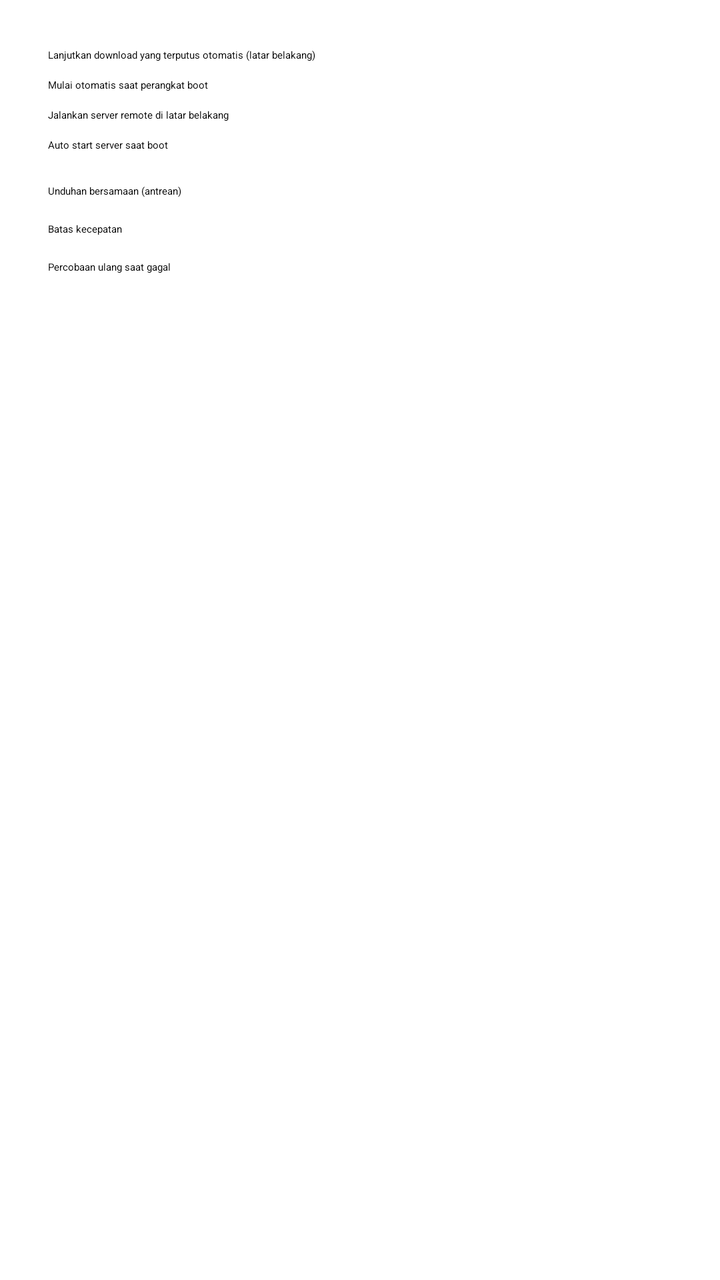
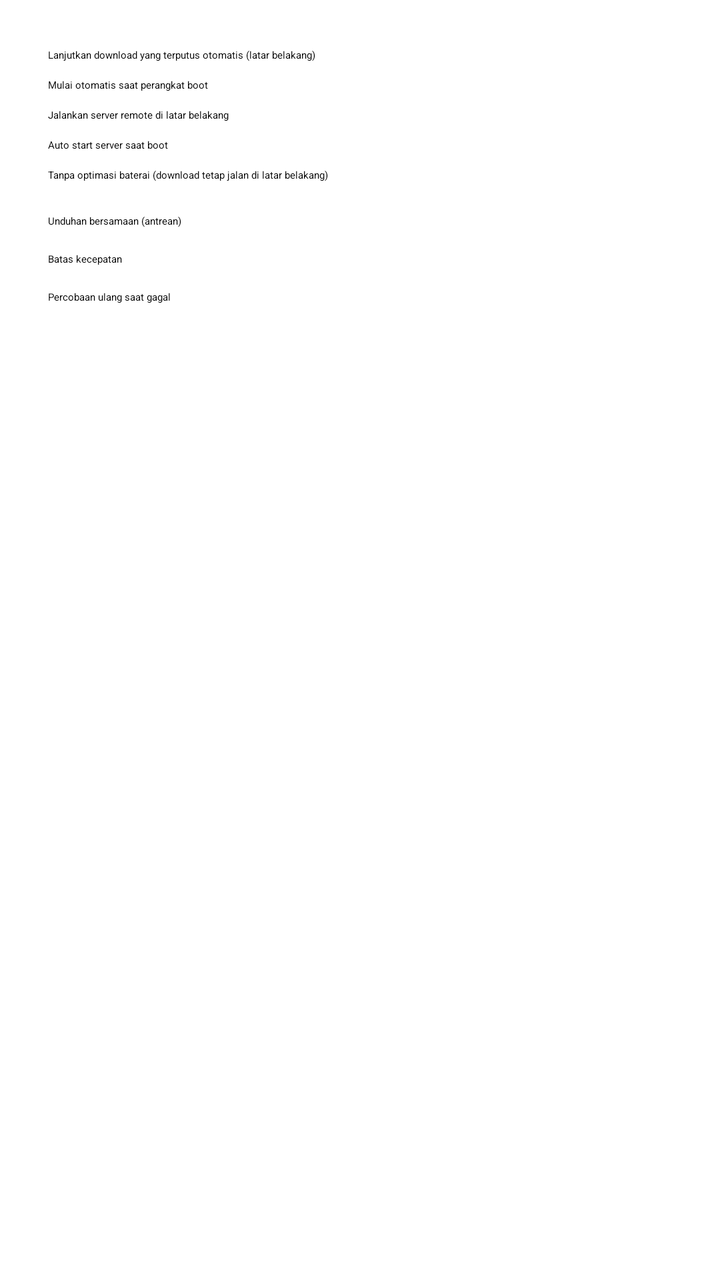

The first picture is an Android layout as it rendered before a commit; the second is the same layout after the commit. The layout source and the unified diff follow.
<!-- AndroidManifest.xml: application theme Theme.HttpDownloadManager.Splash -->
<!-- res/layout/dialog_settings.xml -->
<?xml version="1.0" encoding="utf-8"?>
<LinearLayout xmlns:android="http://schemas.android.com/apk/res/android"
    android:layout_width="match_parent"
    android:layout_height="wrap_content"
    android:orientation="vertical"
    android:paddingHorizontal="24dp"
    android:paddingTop="24dp">

    <CheckBox
        android:id="@+id/check_background"
        android:layout_width="match_parent"
        android:layout_height="wrap_content"
        android:text="@string/settings_background" />

    <CheckBox
        android:id="@+id/check_autostart"
        android:layout_width="match_parent"
        android:layout_height="wrap_content"
        android:layout_marginTop="8dp"
        android:text="@string/settings_autostart" />

    <CheckBox
        android:id="@+id/check_server_background"
        android:layout_width="match_parent"
        android:layout_height="wrap_content"
        android:layout_marginTop="8dp"
        android:text="@string/settings_server_background" />

    <CheckBox
        android:id="@+id/check_server_autostart"
        android:layout_width="match_parent"
        android:layout_height="wrap_content"
        android:layout_marginTop="8dp"
        android:text="@string/settings_server_autostart" />

    <TextView
        android:layout_width="match_parent"
        android:layout_height="wrap_content"
        android:layout_marginTop="16dp"
        android:text="@string/settings_concurrent"
        android:textAppearance="?attr/textAppearanceBodyMedium" />

    <Spinner
        android:id="@+id/spinner_concurrent"
        android:layout_width="match_parent"
        android:layout_height="wrap_content" />

    <TextView
        android:layout_width="match_parent"
        android:layout_height="wrap_content"
        android:layout_marginTop="12dp"
        android:text="@string/settings_speed_limit"
        android:textAppearance="?attr/textAppearanceBodyMedium" />

    <Spinner
        android:id="@+id/spinner_speed"
        android:layout_width="match_parent"
        android:layout_height="wrap_content" />

    <TextView
        android:layout_width="match_parent"
        android:layout_height="wrap_content"
        android:layout_marginTop="12dp"
        android:text="@string/settings_retry"
        android:textAppearance="?attr/textAppearanceBodyMedium" />

    <Spinner
        android:id="@+id/spinner_retry"
        android:layout_width="match_parent"
        android:layout_height="wrap_content" />
</LinearLayout>
<!-- resources referenced by this layout -->
<resources>
  <string name="settings_autostart">Mulai otomatis saat perangkat boot</string>
  <string name="settings_background">Lanjutkan download yang terputus otomatis (latar belakang)</string>
  <string name="settings_concurrent">Unduhan bersamaan (antrean)</string>
  <string name="settings_retry">Percobaan ulang saat gagal</string>
  <string name="settings_server_autostart">Auto start server saat boot</string>
  <string name="settings_server_background">Jalankan server remote di latar belakang</string>
  <string name="settings_speed_limit">Batas kecepatan</string>
  <style name="Theme.HttpDownloadManager.Splash" parent="Theme.SplashScreen">
          <item name="windowSplashScreenBackground">@color/primary</item>
          <item name="windowSplashScreenAnimatedIcon">@drawable/ic_splash</item>
          <item name="postSplashScreenTheme">@style/Theme.HttpDownloadManager</item>
      </style>
  <color name="primary">#0D47A1</color>
  <!-- drawable ic_splash (drawable) -->
  <?xml version="1.0" encoding="utf-8"?>
  <vector xmlns:android="http://schemas.android.com/apk/res/android"
      android:width="108dp"
      android:height="108dp"
      android:viewportWidth="108"
      android:viewportHeight="108">
      <path
          android:fillColor="#FFFFFF"
          android:pathData="M48,40 h12 v16 h-12 z" />
      <path
          android:fillColor="#FFFFFF"
          android:pathData="M40,56 h28 l-14,16 z" />
      <path
          android:fillColor="#FFFFFF"
          android:pathData="M42,80 h24 v4 h-24 z" />
  </vector>
  <style name="Theme.HttpDownloadManager" parent="Theme.Material3.DayNight.NoActionBar">
          <item name="colorPrimary">@color/primary</item>
          <item name="colorPrimaryDark">@color/primary_dark</item>
          <item name="colorAccent">@color/accent</item>
      </style>
  <color name="primary_dark">#002171</color>
  <color name="accent">#FF6F00</color>
</resources>

<!-- the commit's change to res/layout/dialog_settings.xml (unified diff, before → after) -->
@@ -32,6 +32,13 @@
         android:layout_height="wrap_content"
         android:layout_marginTop="8dp"
         android:text="@string/settings_server_autostart" />
+
+    <CheckBox
+        android:id="@+id/check_battery"
+        android:layout_width="match_parent"
+        android:layout_height="wrap_content"
+        android:layout_marginTop="8dp"
+        android:text="@string/settings_battery" />
 
     <TextView
         android:layout_width="match_parent"
<!-- resource entries referenced after the edit -->
@@ -2,6 +2,7 @@
 <resources>
   <string name="settings_autostart">Mulai otomatis saat perangkat boot</string>
   <string name="settings_background">Lanjutkan download yang terputus otomatis (latar belakang)</string>
+  <string name="settings_battery">Tanpa optimasi baterai (download tetap jalan di latar belakang)</string>
   <string name="settings_concurrent">Unduhan bersamaan (antrean)</string>
   <string name="settings_retry">Percobaan ulang saat gagal</string>
   <string name="settings_server_autostart">Auto start server saat boot</string>
